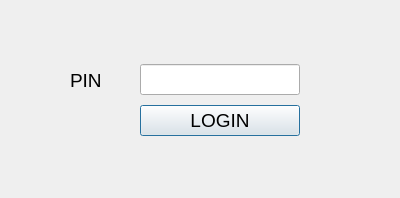
Before: the Qt Designer form bankautomat/login.ui in bank-2022/group4, drawn with Qt 5.
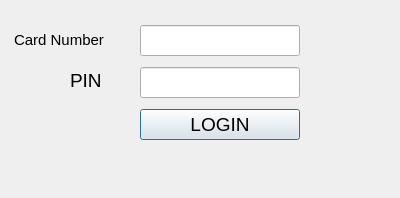
After: the same form once the commit is applied.

Diff of the .ui file:
```diff
--- a/bankautomat/login.ui
+++ b/bankautomat/login.ui
@@ -35,14 +35,21 @@
    <property name="geometry">
     <rect>
      <x>140</x>
-     <y>60</y>
+     <y>20</y>
      <width>160</width>
-     <height>82</height>
+     <height>125</height>
     </rect>
    </property>
    <layout class="QVBoxLayout" name="verticalLayout_2">
     <item>
-     <widget class="QLineEdit" name="lePIN"/>
+     <widget class="QLineEdit" name="leCardnumber"/>
+    </item>
+    <item>
+     <widget class="QLineEdit" name="lePIN">
+      <property name="echoMode">
+       <enum>QLineEdit::Password</enum>
+      </property>
+     </widget>
     </item>
     <item>
      <widget class="QPushButton" name="btnLogin">
@@ -53,6 +60,24 @@
     </item>
    </layout>
   </widget>
+  <widget class="QLabel" name="label">
+   <property name="geometry">
+    <rect>
+     <x>14</x>
+     <y>30</y>
+     <width>121</width>
+     <height>20</height>
+    </rect>
+   </property>
+   <property name="font">
+    <font>
+     <pointsize>11</pointsize>
+    </font>
+   </property>
+   <property name="text">
+    <string>Card Number</string>
+   </property>
+  </widget>
  </widget>
  <resources/>
  <connections/>
```
